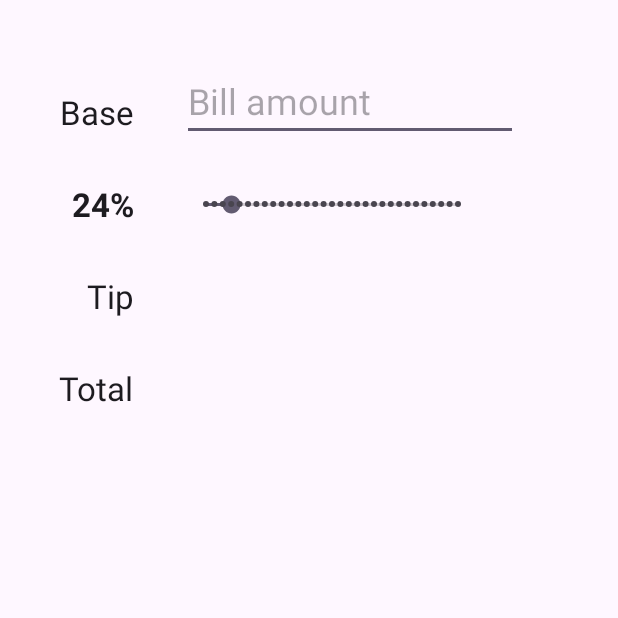
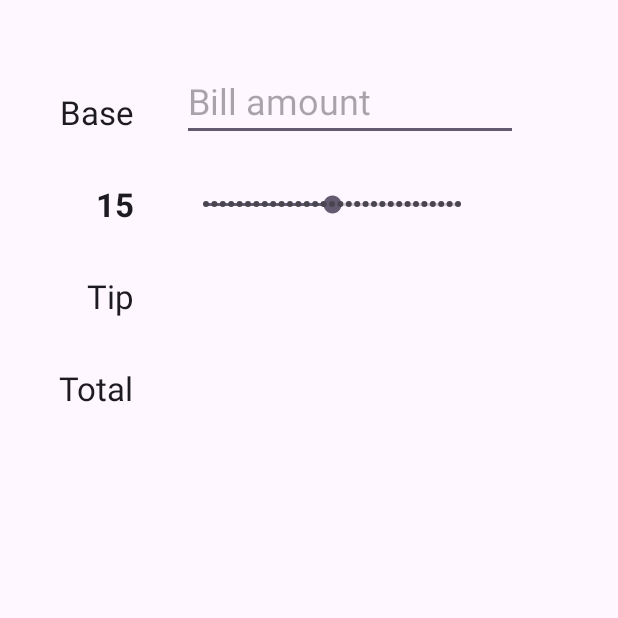
Before and after one commit to InesParis/Tippy, an Android app: the screen it shows after launch (MainActivity), on a phone screen of 412 x 824 dp, the top half of it. Run offline under Robolectric (Android 15) with nearby library versions, the phone set to English and light mode, and no system bars.

Commit message:
Changes in the UI Creating function and working on app UI

```diff
--- a/app/src/main/java/com/example/tippy/MainActivity.kt
+++ b/app/src/main/java/com/example/tippy/MainActivity.kt
@@ -1,20 +1,92 @@
 package com.example.tippy
 
 import android.os.Bundle
+import android.text.Editable
+import android.text.TextWatcher
+import android.util.Log
+import android.widget.EditText
+import android.widget.SeekBar
+import android.widget.TextView
 import androidx.activity.enableEdgeToEdge
 import androidx.appcompat.app.AppCompatActivity
 import androidx.core.view.ViewCompat
 import androidx.core.view.WindowInsetsCompat
-
+private const val TAG="MainActivity"
+private const val INITIAL_TIP_PERCENT=15
 class MainActivity : AppCompatActivity() {
+    private lateinit var etBaseAmount:EditText
+    private lateinit var seekBarTip:SeekBar
+    private lateinit var tvTipPercentLabel: TextView
+    private lateinit var tvTipAmount:TextView
+    private lateinit var tvTotalAmount:TextView
     override fun onCreate(savedInstanceState: Bundle?) {
         super.onCreate(savedInstanceState)
         enableEdgeToEdge()
         setContentView(R.layout.activity_main)
+        etBaseAmount=findViewById(R.id.etBaseAmount)
+        seekBarTip=findViewById(R.id.seekBarTip)
+        tvTipPercentLabel=findViewById(R.id.tvTipPercentLabel)
+        tvTipAmount=findViewById(R.id.tvTipAmount)
+        tvTotalAmount=findViewById(R.id.tvTotalAmount)
+        seekBarTip.progress= INITIAL_TIP_PERCENT
+        tvTipPercentLabel.text="$INITIAL_TIP_PERCENT"
+        seekBarTip.setOnSeekBarChangeListener(object: SeekBar.OnSeekBarChangeListener{
+            override fun onProgressChanged(seekBar: SeekBar?, progress: Int, fromUser: Boolean) {
+               Log.i(TAG, "onProgressChanged $progress" )
+                tvTipPercentLabel.text="$progress%"
+                computeTipAndTotal()
+            }
+
+            override fun onStartTrackingTouch(seekBar: SeekBar?) {
+
+            }
+
+            override fun onStopTrackingTouch(seekBar: SeekBar?) {
+
+            }
+
+        })
+        etBaseAmount.addTextChangedListener(object: TextWatcher {
+            override fun beforeTextChanged(s: CharSequence?, start: Int, count: Int, after: Int) {
+
+            }
+
+            override fun onTextChanged(s: CharSequence?, start: Int, before: Int, count: Int) {
+
+            }
+
+            override fun afterTextChanged(s: Editable?) {
+                Log.i(TAG, "afterTextChange $s")
+                computeTipAndTotal()
+            }
+
+        })
+
         ViewCompat.setOnApplyWindowInsetsListener(findViewById(R.id.main)) { v, insets ->
             val systemBars = insets.getInsets(WindowInsetsCompat.Type.systemBars())
             v.setPadding(systemBars.left, systemBars.top, systemBars.right, systemBars.bottom)
             insets
         }
     }
+
+    private fun computeTipAndTotal() {
+        if(etBaseAmount.text.isEmpty()){
+            tvTipAmount.text=""
+            tvTotalAmount.text=""
+            return
+        }
+        //1.Get the value of the base and tip percent
+        val baseAmount= etBaseAmount.text.toString().toDouble()
+        val tipPercent=seekBarTip.progress
+
+        //2. Compute the tip and total
+
+        val tipAmount=baseAmount * tipPercent/100
+        val totalAmount=baseAmount+tipAmount
+
+        //3.Update de UI
+
+        tvTipAmount.text="%.2f".format(tipAmount)
+        tvTotalAmount.text="%.2f".format(totalAmount)
+    }
 }
--- a/app/src/main/res/layout/activity_main.xml
+++ b/app/src/main/res/layout/activity_main.xml
@@ -46,13 +46,13 @@
         android:layout_width="wrap_content"
         android:layout_height="wrap_content"
         android:layout_marginTop="32dp"
-        android:text="24%"
         android:textAppearance="@style/TextAppearance.AppCompat.Large"
         android:textStyle="bold"
         app:layout_constraintBottom_toTopOf="@+id/tvTiplabel"
         app:layout_constraintEnd_toEndOf="@id/tvBaseLabel"
         app:layout_constraintTop_toBottomOf="@+id/tvBaseLabel"
-        app:layout_constraintVertical_bias="0.5" />
+        app:layout_constraintVertical_bias="0.5"
+        tools:text="24%"/>
     <!-- Views on Right side-->
 
     <EditText
```
